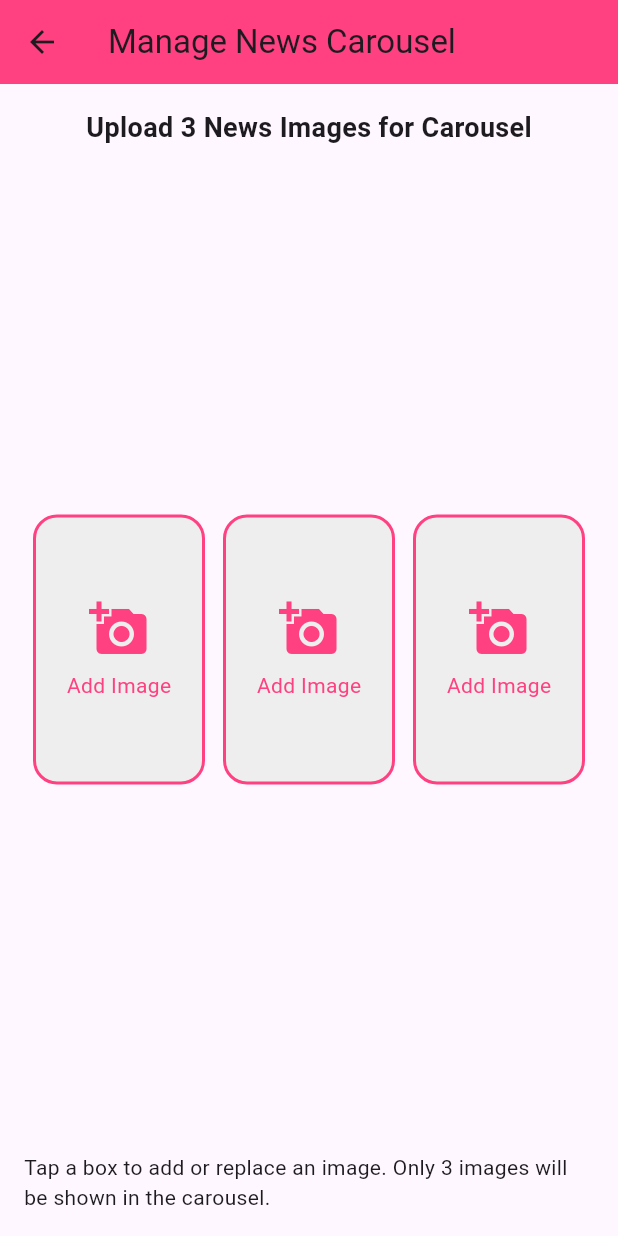
After one commit to sajith23420/Group-Project, a Flutter app: the AdminNewsCarouselScreen screen opened directly, after a tap on "Add Image", on a phone screen of 412 x 824 dp. The commit adds this screen. Run offline on Flutter 3.47's test engine with Material 3 defaults, Android fonts, the phone set to English and light mode, and no system bars; our stand-ins replace cached_network_image, cloud_firestore, dio, firebase_auth, firebase_core, firebase_storage and 3 more; accounts and stored records are empty; network calls fail.

```diff
--- /dev/null
+++ b/Frontend/post_app/lib/screens/admin/admin_news_carousel_screen.dart
@@ -0,0 +1,245 @@
+import 'package:flutter/material.dart';
+import 'package:cloud_firestore/cloud_firestore.dart';
+import 'package:firebase_storage/firebase_storage.dart';
+import 'package:image_picker/image_picker.dart';
+import 'dart:io';
+import 'package:flutter/foundation.dart' show kIsWeb;
+
+class AdminNewsCarouselScreen extends StatefulWidget {
+  const AdminNewsCarouselScreen({super.key});
+
+  @override
+  State<AdminNewsCarouselScreen> createState() =>
+      _AdminNewsCarouselScreenState();
+}
+
+class _AdminNewsCarouselScreenState extends State<AdminNewsCarouselScreen> {
+  final ImagePicker _picker = ImagePicker();
+  bool _isUploading = false;
+
+  Future<void> _pickAndUploadImage() async {
+    final XFile? pickedFile =
+        await _picker.pickImage(source: ImageSource.gallery);
+    if (pickedFile == null) return;
+    setState(() {
+      _isUploading = true;
+    });
+    try {
+      final fileName = DateTime.now().millisecondsSinceEpoch.toString();
+      final ref = FirebaseStorage.instance.ref().child('news_images/$fileName');
+      String url;
+      if (kIsWeb) {
+        // For web, upload as bytes
+        final bytes = await pickedFile.readAsBytes();
+        await ref.putData(bytes);
+      } else {
+        // For mobile/desktop, upload as file
+        final file = File(pickedFile.path);
+        await ref.putFile(file);
+      }
+      url = await ref.getDownloadURL();
+      await FirebaseFirestore.instance
+          .collection('news_carousel')
+          .add({'imageUrl': url, 'timestamp': FieldValue.serverTimestamp()});
+      ScaffoldMessenger.of(context).showSnackBar(
+          const SnackBar(content: Text('Image uploaded successfully!')));
+    } catch (e) {
+      ScaffoldMessenger.of(context)
+          .showSnackBar(SnackBar(content: Text('Upload failed: $e')));
+    } finally {
+      setState(() {
+        _isUploading = false;
+      });
+    }
+  }
+
+  Future<void> _deleteImage(String docId, String imageUrl) async {
+    try {
+      await FirebaseFirestore.instance
+          .collection('news_carousel')
+          .doc(docId)
+          .delete();
+      final ref = FirebaseStorage.instance.refFromURL(imageUrl);
+      await ref.delete();
+      ScaffoldMessenger.of(context)
+          .showSnackBar(const SnackBar(content: Text('Image deleted.')));
+    } catch (e) {
+      ScaffoldMessenger.of(context)
+          .showSnackBar(SnackBar(content: Text('Delete failed: $e')));
+    }
+  }
+
+  @override
+  Widget build(BuildContext context) {
+    return Scaffold(
+      appBar: AppBar(
+        title: const Text('Manage News Carousel'),
+        backgroundColor: Colors.pinkAccent,
+      ),
+      body: Padding(
+        padding: const EdgeInsets.all(16.0),
+        child: Column(
+          children: [
+            const Text(
+              'Upload 3 News Images for Carousel',
+              style: TextStyle(fontSize: 18, fontWeight: FontWeight.bold),
+            ),
+            const SizedBox(height: 16),
+            Expanded(
+              child: StreamBuilder<QuerySnapshot>(
+                stream: FirebaseFirestore.instance
+                    .collection('news_carousel')
+                    .orderBy('timestamp', descending: false)
+                    .snapshots(),
+                builder: (context, snapshot) {
+                  List<DocumentSnapshot> docs =
+                      snapshot.hasData ? snapshot.data!.docs : [];
+                  // Always show 3 boxes, fill with images if available
+                  return Row(
+                    mainAxisAlignment: MainAxisAlignment.spaceEvenly,
+                    children: List.generate(3, (index) {
+                      String? imageUrl;
+                      String? docId;
+                      if (index < docs.length) {
+                        imageUrl = docs[index]['imageUrl'] as String?;
+                        docId = docs[index].id;
+                      }
+                      return Expanded(
+                        child: Padding(
+                          padding: const EdgeInsets.symmetric(horizontal: 6.0),
+                          child: GestureDetector(
+                            onTap: _isUploading
+                                ? null
+                                : () async {
+                                    if (imageUrl == null) {
+                                      await _pickAndUploadImageForIndex(
+                                          index, docs);
+                                    }
+                                  },
+                            child: Container(
+                              height: 180,
+                              decoration: BoxDecoration(
+                                color: Colors.grey[200],
+                                borderRadius: BorderRadius.circular(16),
+                                border: Border.all(
+                                  color: Colors.pinkAccent,
+                                  width: 2,
+                                ),
+                              ),
+                              child: imageUrl != null
+                                  ? Stack(
+                                      fit: StackFit.expand,
+                                      children: [
+                                        ClipRRect(
+                                          borderRadius:
+                                              BorderRadius.circular(14),
+                                          child: Image.network(
+                                            imageUrl,
+                                            fit: BoxFit.cover,
+                                            errorBuilder:
+                                                (context, error, stackTrace) =>
+                                                    const Center(
+                                                        child: Icon(
+                                                            Icons.broken_image,
+                                                            size: 40)),
+                                          ),
+                                        ),
+                                        Positioned(
+                                          top: 8,
+                                          right: 8,
+                                          child: IconButton(
+                                            icon: const Icon(Icons.delete,
+                                                color: Colors.red),
+                                            onPressed: _isUploading
+                                                ? null
+                                                : () => _deleteImage(
+                                                    docId!, imageUrl!),
+                                          ),
+                                        ),
+                                      ],
+                                    )
+                                  : Center(
+                                      child: _isUploading
+                                          ? const CircularProgressIndicator()
+                                          : Column(
+                                              mainAxisAlignment:
+                                                  MainAxisAlignment.center,
+                                              children: const [
+                                                Icon(Icons.add_a_photo,
+                                                    size: 40,
+                                                    color: Colors.pinkAccent),
+                                                SizedBox(height: 8),
+                                                Text('Add Image',
+                                                    style: TextStyle(
+                                                        color:
+                                                            Colors.pinkAccent)),
+                                              ],
+                                            ),
+                                    ),
+                            ),
+                          ),
+                        ),
+                      );
+                    }),
+                  );
+                },
+              ),
+            ),
+            const SizedBox(height: 16),
+            const Text(
+                'Tap a box to add or replace an image. Only 3 images will be shown in the carousel.'),
+          ],
+        ),
+      ),
+    );
+  }
+
+  Future<void> _pickAndUploadImageForIndex(
+      int index, List<DocumentSnapshot> docs) async {
+    final XFile? pickedFile =
+        await _picker.pickImage(source: ImageSource.gallery);
+    if (pickedFile == null) return;
+    setState(() {
+      _isUploading = true;
+    });
+    try {
+      final fileName = DateTime.now().millisecondsSinceEpoch.toString();
+      final ref = FirebaseStorage.instance.ref().child('news_images/$fileName');
+      String url;
+      if (kIsWeb) {
+        final bytes = await pickedFile.readAsBytes();
+        await ref.putData(bytes);
+      } else {
+        final file = File(pickedFile.path);
+        await ref.putFile(file);
+      }
+      url = await ref.getDownloadURL();
+      // If already 3 images, replace the one at this index
+      if (docs.length == 3) {
+        // Delete old image from storage
+        final oldDoc = docs[index];
+        final oldUrl = oldDoc['imageUrl'] as String;
+        final oldRef = FirebaseStorage.instance.refFromURL(oldUrl);
+        await oldRef.delete();
+        await FirebaseFirestore.instance
+            .collection('news_carousel')
+            .doc(oldDoc.id)
+            .update(
+                {'imageUrl': url, 'timestamp': FieldValue.serverTimestamp()});
+      } else {
+        await FirebaseFirestore.instance
+            .collection('news_carousel')
+            .add({'imageUrl': url, 'timestamp': FieldValue.serverTimestamp()});
+      }
+      ScaffoldMessenger.of(context).showSnackBar(
+          const SnackBar(content: Text('Image uploaded successfully!')));
+    } catch (e) {
+      ScaffoldMessenger.of(context)
+          .showSnackBar(SnackBar(content: Text('Upload failed: $e')));
+    } finally {
+      setState(() {
+        _isUploading = false;
+      });
+    }
+  }
+}
--- a/Frontend/post_app/lib/screens/admin_dashboard_screen.dart
+++ b/Frontend/post_app/lib/screens/admin_dashboard_screen.dart
@@ -12,6 +12,8 @@ import 'package:post_app/screens/admin/manage_services_screen.dart';
 import 'package:post_app/screens/admin/manage_content_screen.dart';
 import 'package:post_app/screens/admin/system_settings_screen.dart';
 import 'package:post_app/screens/admin/view_logs_screen.dart';
+import 'package:post_app/screens/admin/admin_news_carousel_screen.dart';
+import 'package:post_app/screens/admin/admin_parcel_tracking_control_screen.dart'; // Import the new screen
 
 class AdminDashboardScreen extends StatefulWidget {
   // Changed to StatefulWidget
@@ -41,6 +43,11 @@ class _AdminDashboardScreenState extends State<AdminDashboardScreen> {
       {'title': 'Manage Content', 'icon': Icons.article_outlined},
       {'title': 'System Settings', 'icon': Icons.settings_outlined},
       {'title': 'View Logs', 'icon': Icons.list_alt_outlined},
+      {'title': 'Manage News Carousel', 'icon': Icons.newspaper},
+      {
+        'title': 'Parcel Tracking Control',
+        'icon': Icons.local_shipping_outlined
+      }, // Add this line for the new admin action
     ];
 
     return Scaffold(
@@ -166,6 +173,12 @@ class _AdminDashboardScreenState extends State<AdminDashboardScreen> {
       case 'View Logs':
         screenToNavigate = const ViewLogsScreen();
         break;
+      case 'Manage News Carousel':
+        screenToNavigate = const AdminNewsCarouselScreen();
+        break;
+      case 'Parcel Tracking Control':
+        screenToNavigate = const AdminParcelTrackingControlScreen();
+        break;
     }
 
     return Card(
--- a/Frontend/post_app/pubspec.yaml
+++ b/Frontend/post_app/pubspec.yaml
@@ -43,6 +43,9 @@ dependencies:
   firebase_core: ^3.13.1 # Check for the latest version
   provider: ^6.0.0 # Added provider for state management
   cached_network_image: ^3.3.1 # Added for robust image caching
+  cloud_firestore: ^5.6.8
+  firebase_storage: ^12.4.6
+  image_picker: ^1.1.2
 
 dev_dependencies:
   flutter_test:
```
Also changed, not shown: Frontend/post_app/lib/models/mail_model.dart (+25 -0 lines), Frontend/post_app/lib/screens/admin/admin_parcel_tracking_control_screen.dart (added, +346 -0 lines), Frontend/post_app/lib/screens/customer_dashboard_screen.dart (+34 -14 lines), Frontend/post_app/lib/services/mail_api_service.dart (+7 -0 lines), Frontend/post_app/pubspec.lock, Frontend/pubspec.lock (deleted), 5 other files.
